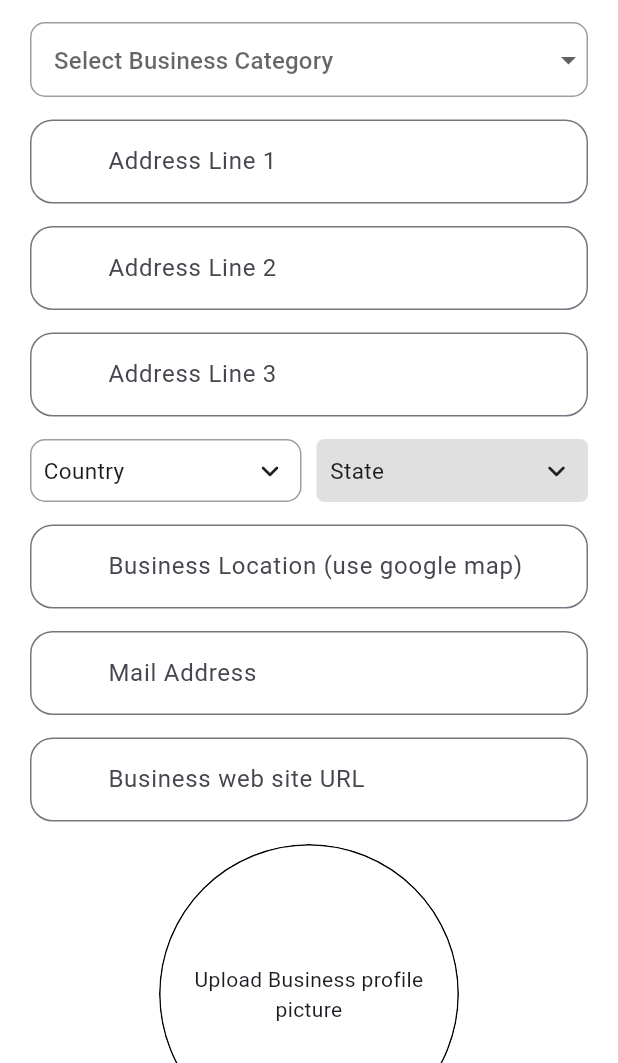
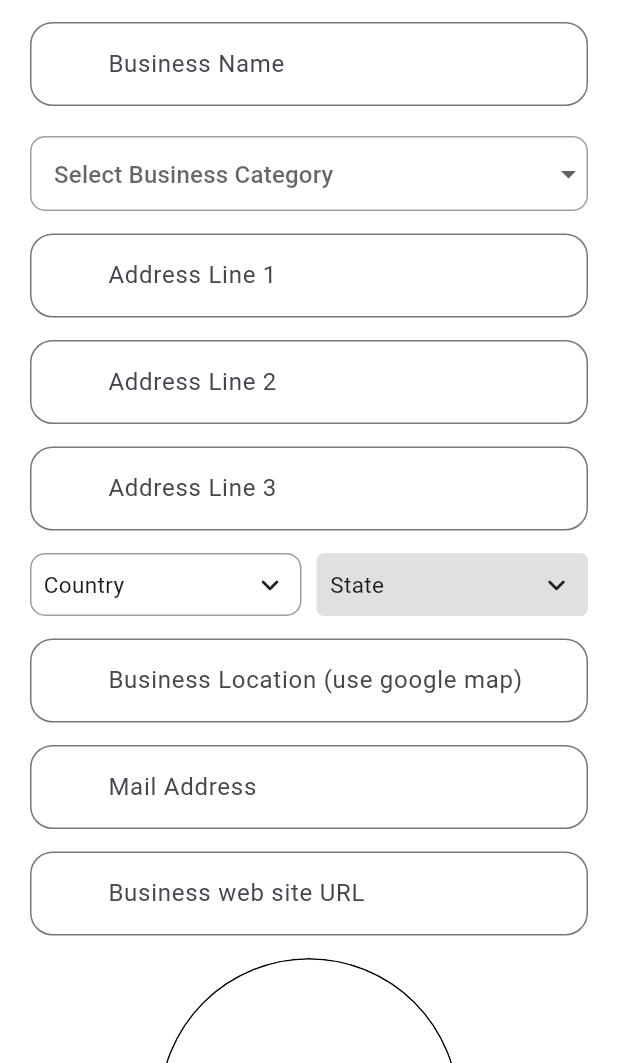
Before and after one commit to ShanNDilshan/TipstoTrip, a Flutter app: the BusinessForm screen opened directly, on a phone screen of 412 x 824 dp, the part 173-1236 px from its top. Run offline on Flutter 3.47's test engine with Material 3 defaults, Android fonts, the phone set to English and light mode, and no system bars; drawn by our look-alikes of csc_picker; our stand-ins replace cloud_firestore, country_code_picker, file_picker, firebase_auth, firebase_core, firebase_storage and 5 more; missing offline and left inert: onesignal_flutter; accounts and stored records are empty; network calls fail.

Commit message:
revision x-001

```diff
--- a/lib/pages/BusinessPage/BusinessForm.dart
+++ b/lib/pages/BusinessPage/BusinessForm.dart
@@ -28,6 +28,7 @@ class _BusinessFormState extends State<BusinessForm> {
   TextEditingController BLC = TextEditingController();
   TextEditingController MAC = TextEditingController();
   TextEditingController BWSUC = TextEditingController();
+  TextEditingController BusinessName = TextEditingController();
   UploadTask? uploadTask;
   String countryValue = "";
   String stateValue = "";
@@ -35,6 +36,7 @@ class _BusinessFormState extends State<BusinessForm> {
   String address = "";
 
   String? selectedBusinessCategory; // To store selected category
+  //Change this
   final List<String> businessCategories = [
     'Transportation',
     'Accommodation',
@@ -105,6 +107,7 @@ class _BusinessFormState extends State<BusinessForm> {
         try {
           await FirebaseFirestore.instance.collection('business').doc(uid).set({
             'business_category': BCC.text,
+            'business_name': BusinessName.text.trim(),
             'address_line1': AL1C.text,
             'address_line2': AL2C.text,
             'address_line3': AL3C.text,
@@ -155,11 +158,14 @@ class _BusinessFormState extends State<BusinessForm> {
                         const SizedBox(
                           height: 15,
                         ),
-                        // TextInputArea(
-                        //   label: "Business category ",
-                        //   TextEditingController: BCC,
-                        //   icon: const Icon(null),
-                        // ),
+                        TextInputArea(
+                          label: "Business Name",
+                          TextEditingController: BusinessName,
+                          icon: const Icon(null),
+                        ),
+                        const SizedBox(
+                          height: 20,
+                        ),
                         //Equvilant For Business Category Textarea
                         Container(
                           decoration: BoxDecoration(
--- a/lib/pages/BusinessPage/BusinessView.dart
+++ b/lib/pages/BusinessPage/BusinessView.dart
@@ -43,7 +43,7 @@ class Businessview extends StatelessWidget {
                                 ),
                               ),
                               Text(
-                                doc['business_category'],
+                                doc['business_name'],
                                 style: const TextStyle(
                                   fontSize: 20,
                                   fontWeight: FontWeight.bold,
@@ -77,7 +77,7 @@ class Businessview extends StatelessWidget {
                                   builder: (context) => BusinessPage(
                                     businessID: BusinessID,
                                     businessImageUrl: doc['image'],
-                                    businessName: doc['business_category'],
+                                    businessName: doc['business_name'],
                                   ),
                                 ),
                               );
--- a/lib/pages/Business_clicked.dart
+++ b/lib/pages/Business_clicked.dart
@@ -52,7 +52,7 @@ class _BusinessClickedPageState extends State<BusinessClickedPage> {
                       Padding(
                         padding: const EdgeInsets.only(left: 40.0, bottom: 10),
                         child: Text(
-                          widget.doc[widget.ind]['business_category'],
+                          widget.doc[widget.ind]['business_name'],
                           style: const TextStyle(
                             fontSize: 17,
                             fontWeight: FontWeight.bold,
--- a/lib/pages/PostEventPage.dart
+++ b/lib/pages/PostEventPage.dart
@@ -105,8 +105,9 @@ class _PostEventPageState extends State<PostEventPage> {
             'about': aboutEvent.text,
             'businessImage': widget.doc[widget.ind]
                 ['image'], // Using business image from passed data
-            'businessName': widget.doc[widget.ind][
-                'business_category'], // Using business category from passed data
+            'businessName': widget.doc[widget.ind]
+                ['business_name'], // Using business category from passed data
+            'business_category': widget.doc[widget.ind]['business_category'],
             'date': eventDate.text,
             'going': [], // Empty array for going
             'saved': [], // Empty array for saved
@@ -186,7 +187,7 @@ class _PostEventPageState extends State<PostEventPage> {
                       Padding(
                         padding: const EdgeInsets.only(left: 40.0, bottom: 10),
                         child: Text(
-                          widget.doc[widget.ind]['business_category'],
+                          widget.doc[widget.ind]['business_name'],
                           style: const TextStyle(
                             fontSize: 17,
                             fontWeight: FontWeight.bold,
--- a/lib/pages/showbusinesstwo.dart
+++ b/lib/pages/showbusinesstwo.dart
@@ -124,7 +124,7 @@ class _ShowBusinesstwoPageState extends State<ShowBusinesstwoPage> {
                                 ),
                                 const SizedBox(height: 10),
                                 Text(
-                                  docs[index]['business_category'],
+                                  docs[index]['business_name'],
                                   style: const TextStyle(
                                     fontSize: 10,
                                     fontWeight: FontWeight.bold,
```
Also changed, not shown: lib/firebase_options.dart, pubspec.lock.
